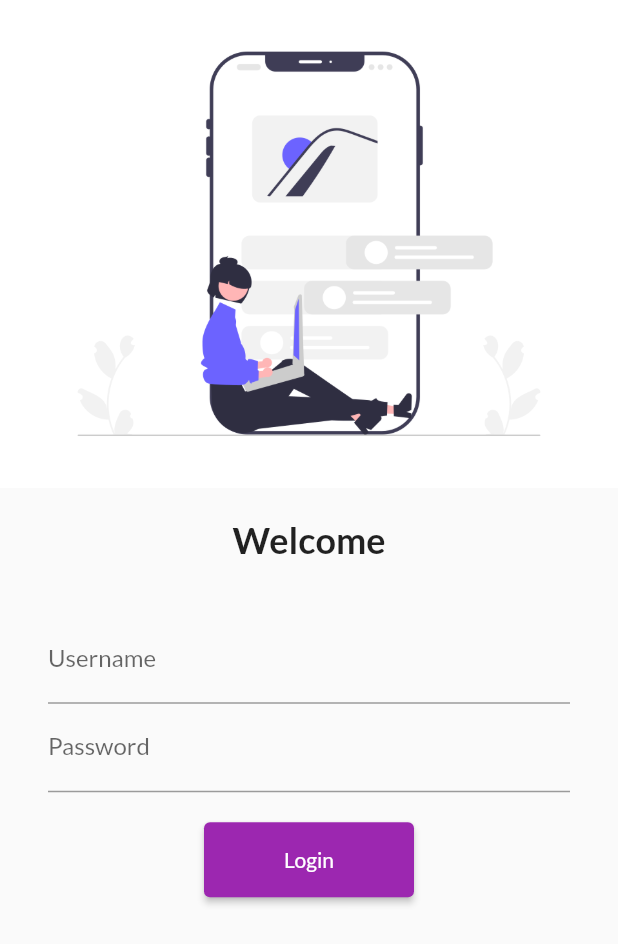
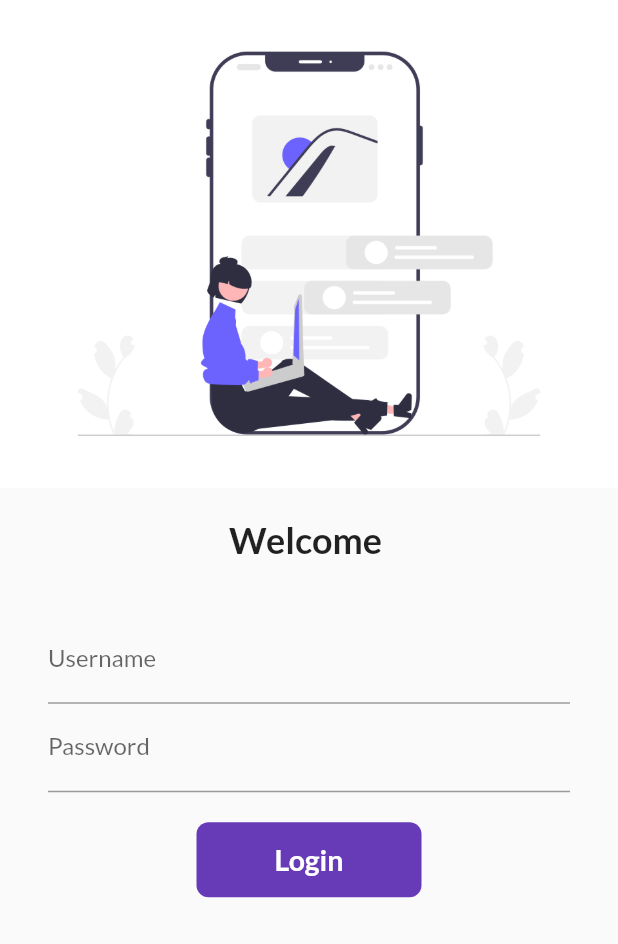
Before and after one commit to CyberOm333/Team---Karma, a Flutter app: the screen it shows after launch, on a phone screen of 412 x 824 dp. Shown: the top 944 px of the screen. Run offline on Flutter 3.47's test engine with Material 2 defaults, Android fonts, the phone set to English and light mode, and no system bars; our stand-ins replace google_fonts.

Commit message:
Day 5 and Day 6 in Day 5

```diff
--- a/lib/pages/login_page.dart
+++ b/lib/pages/login_page.dart
@@ -1,8 +1,16 @@
 import 'package:demo/utils/routes.dart';
 import 'package:flutter/material.dart';
 
-class LoginPage extends StatelessWidget {
+class LoginPage extends StatefulWidget {
   const LoginPage({super.key});
+
+  @override
+  State<LoginPage> createState() => _LoginPageState();
+}
+
+class _LoginPageState extends State<LoginPage> {
+  String name = "";
+  bool changeButton = false;
 
   @override
   Widget build(BuildContext context) {
@@ -13,7 +21,7 @@ class LoginPage extends StatelessWidget {
       SizedBox(
         height: 20,
       ),
-      Text("Welcome",
+      Text("Welcome $name",
           style: TextStyle(
             fontSize: 24,
             fontWeight: FontWeight.bold,
@@ -26,10 +34,15 @@ class LoginPage extends StatelessWidget {
           child: Column(
             children: [
               TextFormField(
-                  decoration: InputDecoration(
-                labelText: "Username",
-                hintText: "Enter username",
-              )),
+                decoration: InputDecoration(
+                  labelText: "Username",
+                  hintText: "Enter username",
+                ),
+                onChanged: (value) {
+                  name = value;
+                  setState(() {});
+                },
+              ),
               TextFormField(
                   obscureText: true,
                   decoration: InputDecoration(
@@ -39,12 +52,48 @@ class LoginPage extends StatelessWidget {
               SizedBox(
                 height: 20.0,
               ),
-              ElevatedButton(
-                  child: Text("Login"),
-                  style: TextButton.styleFrom(minimumSize: Size(140, 50)),
-                  onPressed: () {
-                    Navigator.pushNamed(context, MyRoutes.homeRoute);
-                  }),
+              InkWell(
+                onTap: () async {
+                  changeButton = false;
+                  setState(() {
+                    changeButton = true;
+                  });
+
+                  await Future.delayed(Duration(seconds: 1));
+                  Navigator.pushNamed(context, MyRoutes.homeRoute);
+                },
+                child: AnimatedContainer(
+                  duration: Duration(seconds: 1),
+                  width: changeButton ? 70 : 150,
+                  height: 50,
+                  alignment: Alignment.center,
+                  child: changeButton
+                      ? Icon(
+                          Icons.done,
+                          color: Colors.white,
+                        )
+                      : Text(
+                          "Login",
+                          style: TextStyle(
+                              color: Colors.white,
+                              fontWeight: FontWeight.bold,
+                              fontSize: 19),
+                        ),
+                  decoration: BoxDecoration(
+                    color: Colors.deepPurple,
+                    // shape: changeButton ? BoxShape.circle : BoxShape.rectangle,
+                    borderRadius:
+                        BorderRadius.circular(changeButton ? 50 : (8)),
+                  ),
+                ),
+
+                // ElevatedButton(
+                //     child: Text("Login"),
+                //     style: TextButton.styleFrom(minimumSize: Size(140, 50)),
+                //     onPressed: () {
+                //       Navigator.pushNamed(context, MyRoutes.homeRoute);
+                //     }),
+              )
             ],
           ))
     ])));
```
